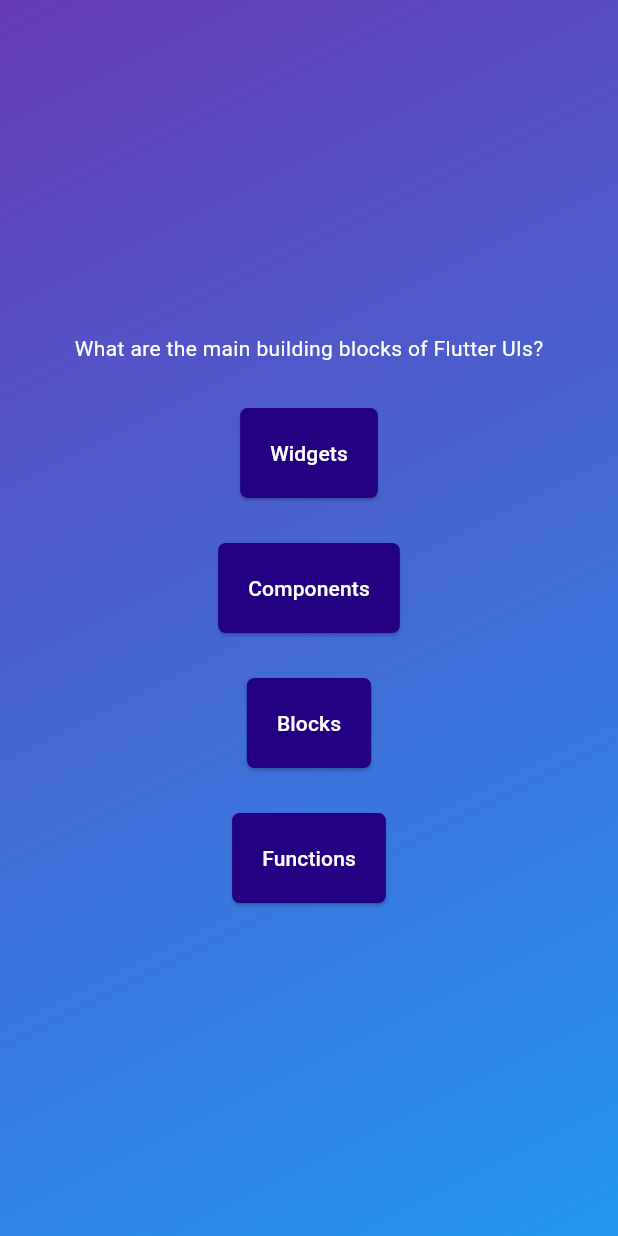
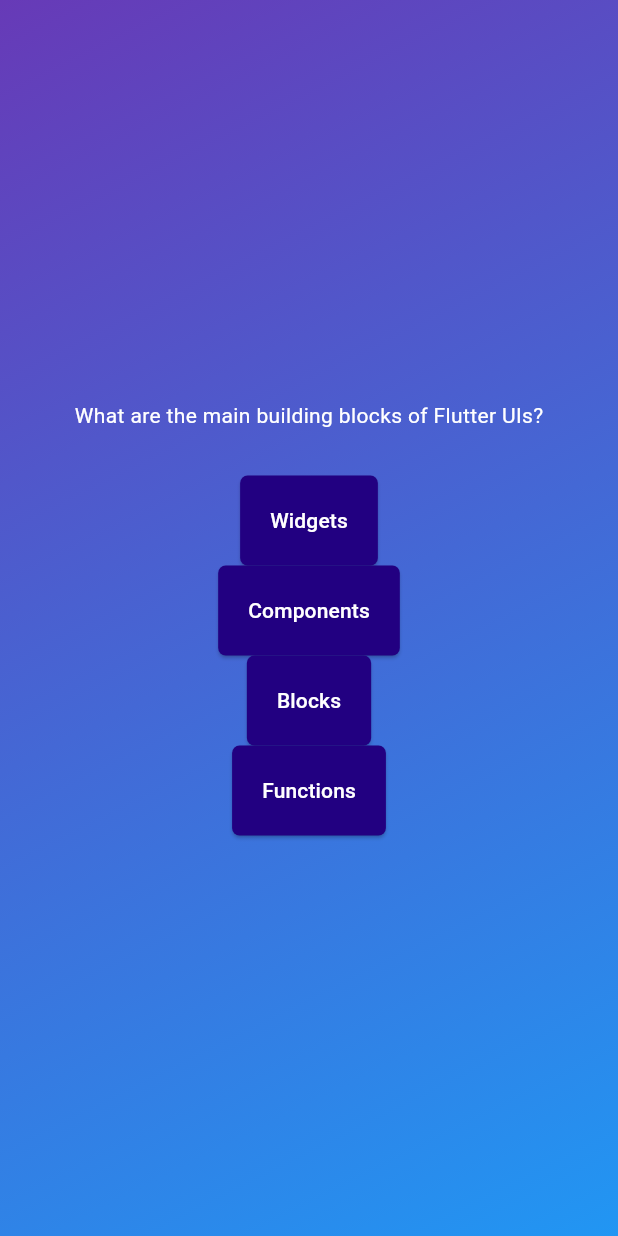
Before and after one commit to nahidmeraj765/quiz-app, a Flutter app: the screen it shows after launch, after a tap on "Start Quiz", on a phone screen of 412 x 824 dp. Run offline on Flutter 3.47's test engine with Material 3 defaults, Android fonts, the phone set to English and light mode, and no system bars.

Commit message:
list mapping & using spread operator

```diff
--- a/lib/quiz.dart
+++ b/lib/quiz.dart
@@ -4,6 +4,7 @@ import 'package:flutter_application_quiz_app/start_screen.dart';
 
 class Quiz extends StatefulWidget {
   const Quiz({super.key});
+
   @override
   State<Quiz> createState() {
     return _QuizState();
--- a/lib/quiz_screen.dart
+++ b/lib/quiz_screen.dart
@@ -26,25 +26,9 @@ class _QuizScreenState extends State<QuizScreen> {
             style: const TextStyle(color: Colors.white),
           ),
           const SizedBox(height: 30),
-          AnswerButton(
-            answerText: currentQuestion.answers[0],
-            onTap: () {},
-          ),
-          const SizedBox(height: 30),
-          AnswerButton(
-            answerText: currentQuestion.answers[1],
-            onTap: () {},
-          ),
-          const SizedBox(height: 30),
-          AnswerButton(
-            answerText: currentQuestion.answers[2],
-            onTap: () {},
-          ),
-          const SizedBox(height: 30),
-          AnswerButton(
-            answerText: currentQuestion.answers[3],
-            onTap: () {},
-          ),
+          ...currentQuestion.answers.map((answer){
+            return AnswerButton(answerText: answer, onTap: (){});
+          })
         ],
       ),
     );
```
